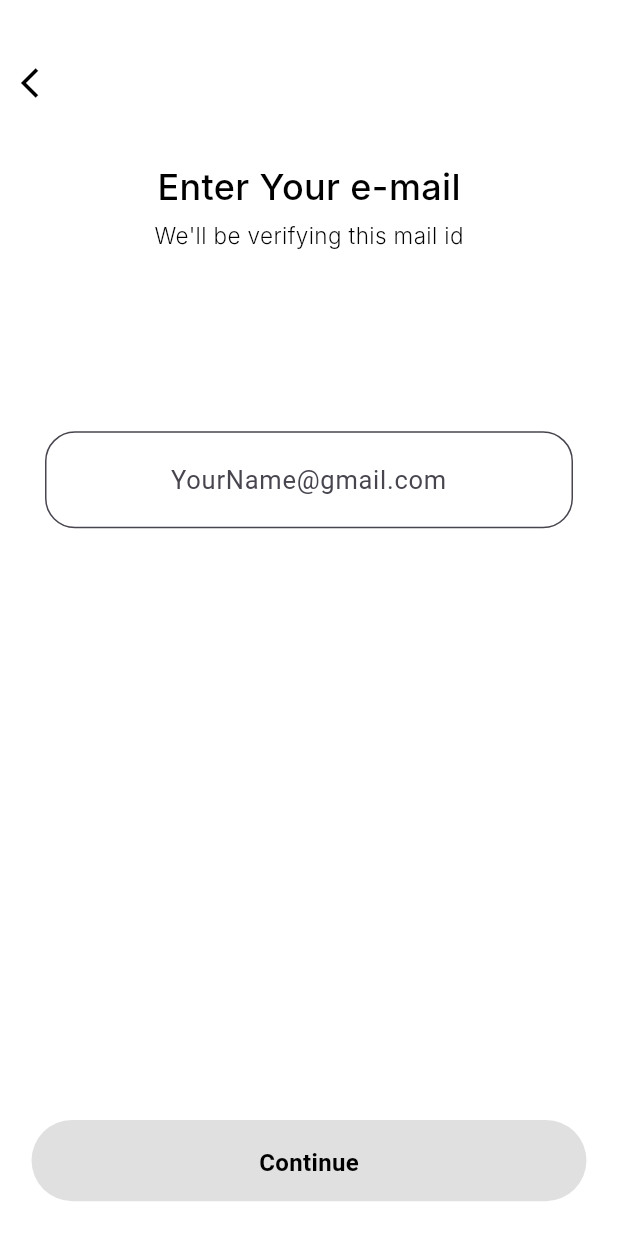
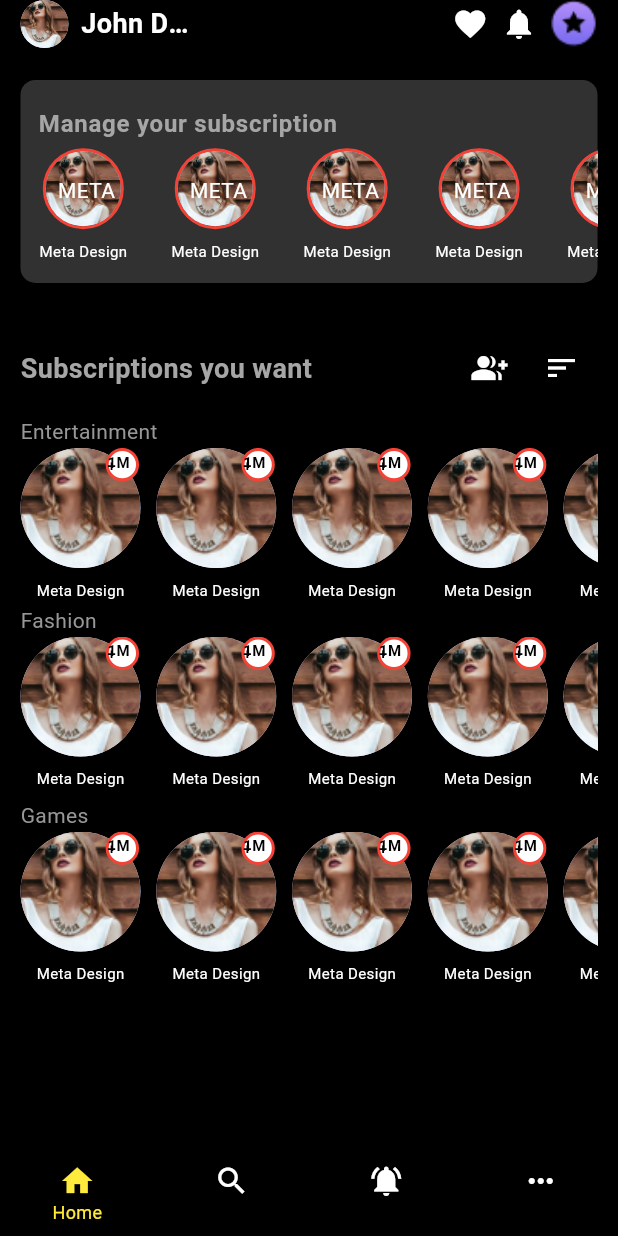
Before and after one commit to rahul-Kumar32/subscription_priv, a Flutter app: the EmailLogin screen opened directly, after a tap on "Choose an account", on a phone screen of 412 x 824 dp. Run offline on Flutter 3.47's test engine with Material 3 defaults, Android fonts, the phone set to English and light mode, and no system bars; our stand-ins replace flutter_screenutil, intl_phone_field, pin_code_text_field; Roboto replaces fonts that are missing (Inria Sans, Inria Serif, Inter).

Commit message:
added pages

```diff
--- a/lib/Screens/emaillogin.dart
+++ b/lib/Screens/emaillogin.dart
@@ -3,6 +3,9 @@ import 'package:flutter/material.dart';
 import 'package:flutter_screenutil/flutter_screenutil.dart';
 import 'package:intl_phone_field/intl_phone_field.dart';
 import 'package:subscription_management/Screens/emailEenter.dart';
+import 'package:subscription_management/Screens/home_screen.dart';
+
+import 'home_navigation.dart';
 
 
 class EmailLogin extends StatefulWidget {
@@ -63,7 +66,7 @@ class _MyHomePageState extends State<EmailLogin> {
                             Navigator.push(
                               context,
                               MaterialPageRoute(
-                                  builder: (context) =>  EmailEnter()),);
+                                  builder: (context) =>  HomePageNavigation()));
                           },
                           child: Text(
                             'Choose an account',
--- /dev/null
+++ b/lib/Screens/history_nav.dart
@@ -0,0 +1,100 @@
+import 'package:flutter/material.dart';
+import 'package:flutter_screenutil/flutter_screenutil.dart';
+
+
+
+class HistoryNav extends StatelessWidget {
+  // Sample data
+  final List<Map<String, String>> items = [
+    {'name': 'Meta Design', 'description': 'Design Studio', 'rupees': '300', 'date': 'July 14 2023'},
+    {'name': 'Zudio', 'description': 'Clothing', 'rupees': '150', 'date': 'July 14 2023'},
+    {'name': 'Snitch', 'description': 'Clothing', 'rupees': '200', 'date': 'July 14 2023'},
+  ];
+
+  @override
+  Widget build(BuildContext context) {
+    return Scaffold(
+      body: SafeArea(
+        child: Padding(
+          padding:  EdgeInsets.symmetric(horizontal: 13.w,vertical: 13.h),
+          child: Column(
+            children: [
+              Row(
+                children: [
+                  CircleAvatar(
+                    backgroundImage: AssetImage('assets/images/back.jpg'),
+                    radius: 16,
+                  ),
+                  SizedBox(width: 8.w),
+                  Container(
+                    width: 75.w,
+                    child: Text(
+                      'John Doe with a Very Long Name',
+                      style: TextStyle(
+                        color: Colors.white,
+                        fontSize: 18,
+                        fontFamily: 'Inria Sans',
+                        fontWeight: FontWeight.w700,
+                        // height: 0.08,
+                      ),
+                      // maxLines: 1,
+                      overflow: TextOverflow.ellipsis,
+                    ),
+                  ),
+                  Spacer(),
+
+
+                  SizedBox(width: 8.w),
+                  Icon(Icons.notifications,color: Colors.white,),                  SizedBox(width: 8.w),
+
+                ],
+              ),
+              SizedBox(height: 34.w,),
+              Expanded(
+                child: ListView.builder(
+                  itemCount: items.length,
+                  itemBuilder: (context, index) {
+                    return buildListTile(items[index]);
+                  },
+                ),
+              ),
+            ],
+          ),
+        ),
+      ),
+    );
+  }
+
+  ListTile buildListTile(Map<String, String> data) {
+    return ListTile(
+      leading: Container(
+        width: 45,
+        height: 45,
+        // color: Colors.black,
+        decoration: BoxDecoration(
+          borderRadius: BorderRadius.circular(10)
+        ),
+        child: Image.asset('assets/images/fashion-mens-fashion-street-style-street-wear 1.png'),
+      ),
+      title: Text(data['name'] ?? '',style: TextStyle(
+        fontSize: 16,
+        color: Colors.white
+      ),),
+      subtitle: Text(data['description'] ?? '',style: TextStyle(
+        color: Color(0xFF7988A3)
+      ),),
+      trailing: Column(
+        crossAxisAlignment: CrossAxisAlignment.end,
+        children: [
+          Text('₹${data['rupees']}',style: TextStyle(
+            color: Color(0xFFE25C5C)
+          ),),
+          Text(data['date'] ?? '', style: TextStyle(
+              color: Color(0xFF7988A3
+              )
+          ),),
+        ],
+      ),
+    );
+  }
+}
--- /dev/null
+++ b/lib/Screens/home_navigation.dart
@@ -0,0 +1,71 @@
+import 'package:flutter/material.dart';
+import 'package:subscription_management/Screens/home_screen.dart';
+
+import 'history_nav.dart';
+
+
+class HomePageNavigation extends StatefulWidget {
+  @override
+  _HomePageState createState() => _HomePageState();
+}
+
+class _HomePageState extends State<HomePageNavigation> {
+  int _selectedIndex = 0;
+  PageController _pageController = PageController();
+  List<String> _tabTexts = ['Home', 'Search', 'Activity', 'More'];
+
+  @override
+  Widget build(BuildContext context) {
+    return Scaffold(
+
+      body: PageView(
+        controller: _pageController,
+        onPageChanged: (index) {
+          setState(() {
+            _selectedIndex = index;
+          });
+        },
+        children: [
+          HomePage(title: 'title'),
+          Center(child: Text('Search Content')),
+          HistoryNav(),
+          Center(child: Text('More Content')),
+        ],
+      ),
+      bottomNavigationBar: BottomNavigationBar(
+        type: BottomNavigationBarType.fixed,
+        backgroundColor: Colors.black,
+        selectedItemColor: Colors.yellow,
+        unselectedItemColor: Colors.white,
+        selectedFontSize: 12,
+        unselectedFontSize: 12,
+        currentIndex: _selectedIndex,
+        onTap: (index) {
+          _pageController.animateToPage(
+            index,
+            duration: Duration(milliseconds: 300),
+            curve: Curves.easeInOut,
+          );
+        },
+        items: [
+          BottomNavigationBarItem(
+            icon: Icon(Icons.home),
+            label: _selectedIndex == 0 ? 'Home' : '',
+          ),
+          BottomNavigationBarItem(
+            icon: Icon(Icons.search),
+            label: _selectedIndex == 1 ? 'Search' : '',
+          ),
+          BottomNavigationBarItem(
+            icon: Icon(Icons.notifications_active),
+            label: _selectedIndex == 2 ? 'Activity' : '',
+          ),
+          BottomNavigationBarItem(
+            icon: Icon(Icons.more_horiz),
+            label: _selectedIndex == 3 ? 'More' : '',
+          ),
+        ],
+      ),
+    );
+  }
+}
--- /dev/null
+++ b/lib/Screens/home_screen.dart
@@ -0,0 +1,355 @@
+// import 'package:e_commerce/home.dart';
+import 'package:flutter/gestures.dart';
+import 'package:flutter/material.dart';
+import 'package:flutter_screenutil/flutter_screenutil.dart';
+import 'package:intl_phone_field/intl_phone_field.dart';
+import 'package:subscription_management/Screens/mobileNumberVerify.dart';
+
+import 'emailEenter.dart';
+
+
+class HomePage extends StatefulWidget {
+  const HomePage({super.key, required this.title});
+  final String title;
+  @override
+  State<HomePage> createState() => _MyHomePageState();
+}
+
+class _MyHomePageState extends State<HomePage> {
+  var syncContacts =false;
+   IconData heart = IconData(0xf442,);
+  List<String> yourImageList = ['assets/images/back.jpg','assets/images/img.png','assets/images/img.png','assets/images/img.png','assets/images/img.png','assets/images/img.png'];
+
+  @override
+  Widget build(BuildContext context) {
+
+    return  Scaffold(
+      backgroundColor: Colors.black,
+      body: SafeArea(
+        child: Padding(
+          padding:  EdgeInsets.symmetric(horizontal: 13.0.w),
+          child: Column(
+            children: [
+              Row(
+                children: [
+                  CircleAvatar(
+                    backgroundImage: AssetImage('assets/images/back.jpg'),
+                    radius: 16,
+                  ),
+                  SizedBox(width: 8.w),
+                  Container(
+                    width: 75.w,
+                    child: Text(
+                      'John Doe with a Very Long Name',
+                      style: TextStyle(
+                        color: Colors.white,
+                        fontSize: 18,
+                        fontFamily: 'Inria Sans',
+                        fontWeight: FontWeight.w700,
+                        // height: 0.08,
+                      ),
+                      // maxLines: 1,
+                      overflow: TextOverflow.ellipsis,
+                    ),
+                  ),
+                  Spacer(),
+                  Icon(Icons.favorite, color: Colors.white),
+
+                  SizedBox(width: 8.w),
+                  Icon(Icons.notifications,color: Colors.white,),
+                  SizedBox(width: 8.w),
+                  CircleAvatar(
+                    backgroundColor: Colors.black,
+                    backgroundImage: AssetImage('assets/images/medal 1.png'),
+                    radius: 16,
+                  ),
+                ],
+              ),
+              SizedBox(height: 22.h,),
+              Container(
+                width: double.infinity,
+                height: 140.h,
+                decoration: ShapeDecoration(
+                  color: Color(0xFF313131),
+                  shape: RoundedRectangleBorder(
+                    borderRadius: BorderRadius.circular(10),
+                  ),
+                ),
+                child: Column(
+                  crossAxisAlignment: CrossAxisAlignment.start,
+                  children: [
+                    SizedBox(height: 30.h,),
+                    Padding(
+                      padding: const EdgeInsets.only(left:12.0),
+                      child: Text(
+                        'Manage your subscription',
+                        style: TextStyle(
+                          color: Color(0xFFA6A6A6),
+                          fontSize: 16,
+                          fontFamily: 'Inria Serif',
+                          fontWeight: FontWeight.w700,
+                          height: 0.09,
+                          letterSpacing: 0.50,
+                        ),
+                      ),
+                    ),
+                    SizedBox(height: 16.h,),
+                    Expanded(
+                      child: ListView.builder(
+                        scrollDirection: Axis.horizontal,
+                        itemCount: yourImageList.length,
+                        itemBuilder: (context, index) {
+                          print(yourImageList.length);
+                          return Row(
+                            children: [
+                              SizedBox(width: 12.w),
+                              Column(
+                                children: [
+                                  Stack(
+                                    children: [
+                                      Container(
+                                        decoration: BoxDecoration(
+                                          shape: BoxShape.circle,
+                                          border: Border.all(
+                                            color: Colors.red,
+                                            width: 2.0,
+                                          ),
+                                        ),
+                                        child: CircleAvatar(
+                                          backgroundImage: AssetImage('assets/images/Screenshot 2023-09-13 at 6.27 1.png'),
+                                          radius: 25,
+                                        ),
+                                      ),
+                                      Positioned(
+                                        bottom: 25,
+                                        left: 10,
+                                        child: Center(
+                                          child:  Text(
+                                            'META',
+                                            textAlign: TextAlign.center,
+                                            style: TextStyle(
+                                              color: Color(0xFFFEFFFF),
+                                              fontSize: 14,
+                                              fontFamily: 'Pridi',
+                                              fontWeight: FontWeight.w400,
+                                              height: 0.09,
+                                            ),
+                                          ),
+                                        ),
+                                      ),
+                                    ],
+                                  )
+                                  ,
+
+                                  SizedBox(height: 15.h,),
+                                  Text(
+                                    'Meta Design',
+                                    style: TextStyle(
+                                      color: Colors.white,
+                                      fontSize: 10,
+                                      fontFamily: 'Inria Sans',
+                                      fontWeight: FontWeight.w400,
+                                      height: 0.15,
+                                    ),
+                                  )                                ],
+                              ),
+                              SizedBox(width: 16.w),  // Adjusted width to leave space between CircleAvatars
+                            ],
+                          );
+                        },
+                      ),
+                    ),
+                  ],
+                ),
+              ),
+              SizedBox(height: 34.h,),
+              Row(
+                children: [
+                  const Text(
+                    'Subscriptions you want',
+                    style: TextStyle(
+                      color: Color(0xFFA6A6A6),
+                      fontSize: 18,
+                      fontFamily: 'Inria Serif',
+                      fontWeight: FontWeight.w700,
+                      height: 0.07,
+                    ),
+                  ),
+                  Spacer(),
+                  IconButton(
+                    icon: Icon(Icons.group_add, color: Colors.white,),  // Icon for sorting
+                    onPressed: () {
+                    },
+                  ),
+                  IconButton(
+                    icon: Icon(Icons.sort_outlined,color: Colors.white,),  // Icon for grouping
+                    onPressed: () {
+                    },
+                  ),
+                ],
+              ),
+              SizedBox(height: 18.h,),
+              Container(
+                height: 130.h,
+                child: Column(
+                  crossAxisAlignment: CrossAxisAlignment.start,
+                  children: [
+                    Text(
+                      'Entertainment',
+                      style: TextStyle(
+                        color: Color(0xFF979797),
+                        fontSize: 14,
+                        fontFamily: 'Inria Sans',
+                        fontWeight: FontWeight.w400,
+                        height: 0.11,
+                      ),
+                    ),
+                    SizedBox(height: 10.h,),
+                    Expanded(
+                      child: ListView.builder(
+                        scrollDirection: Axis.horizontal,
+                        itemCount: yourImageList.length,
+                        itemBuilder: (context, index) {
+                          return Row(
+                            children: [
+                              buildCircleAvatarWithOverlay(yourImageList[index], 'Meta Design'),
+                              SizedBox(width: 10.w),
+                            ],
+                          );
+                        },
+                      ),
+                    ),
+                  ],
+                ),
+              ),
+              // SizedBox(height: 18.h,),
+              Container(
+                height: 130,
+                child: Column(
+                  crossAxisAlignment: CrossAxisAlignment.start,
+                  children: [
+                    Text(
+                      'Fashion',
+                      style: TextStyle(
+                        color: Color(0xFF979797),
+                        fontSize: 14,
+                        fontFamily: 'Inria Sans',
+                        fontWeight: FontWeight.w400,
+                        height: 0.11,
+                      ),
+                    ),
+                    SizedBox(height: 10.h,),
+                    Expanded(
+                      child: ListView.builder(
+                        scrollDirection: Axis.horizontal,
+                        itemCount: yourImageList.length,
+                        itemBuilder: (context, index) {
+                          return Row(
+                            children: [
+                              // SizedBox(width: 12.w),
+                              buildCircleAvatarWithOverlay(yourImageList[index], 'Meta Design'),
+                              SizedBox(width: 10.w),  // Adjusted width to leave space between CircleAvatars
+                            ],
+                          );
+                        },
+                      ),
+                    ),
+                  ],
+                ),
+              ),
+              // SizedBox(height: 18.h,),
+              Expanded(
+                child: Column(
+                  crossAxisAlignment: CrossAxisAlignment.start,
+                  children: [
+                    Text(
+                      'Games',
+                      style: TextStyle(
+                        color: Color(0xFF979797),
+                        fontSize: 14,
+                        fontFamily: 'Inria Sans',
+                        fontWeight: FontWeight.w400,
+                        height: 0.11,
+                      ),
+                    ),
+                    SizedBox(height: 10.h,),
+                    Expanded(
+                      child: ListView.builder(
+                        scrollDirection: Axis.horizontal,
+                        itemCount: yourImageList.length,
+                        itemBuilder: (context, index) {
+                          return Row(
+                            children: [
+                              // SizedBox(width: 12.w),
+                              buildCircleAvatarWithOverlay(yourImageList[index], 'Meta Design'),
+                              SizedBox(width: 10.w),  // Adjusted width to leave space between CircleAvatars
+                            ],
+                          );
+                        },
+                      ),
+                    ),
+                  ],
+                ),
+              )
+            ],
+          ),
+        ),
+      )
+    );
+  }
+}
+
+
+Widget buildCircleAvatarWithOverlay(String imageUrl, String title) {
+  return Column(
+    children: [
+      Stack(
+        children: [
+          CircleAvatar(
+            backgroundImage: AssetImage('assets/images/back.jpg'),
+            radius: 40,
+          ),
+          Positioned(
+            top: 0,
+            right: 0,
+            child: Container(
+              width: 23.w,
+              height: 23.h,
+              decoration: BoxDecoration(
+                shape: BoxShape.circle,
+                color: Colors.white,
+                border: Border.all(
+                  color: Colors.red,
+                  width: 2.0,
+                ),
+              ),
+              child: Center(
+                child: Text(
+                  '1M+',
+                  style: TextStyle(
+                    color: Colors.black,
+                    fontSize: 10,
+                    fontFamily: 'Inria Sans',
+                    fontWeight: FontWeight.w700,
+                    height: 0.15,
+                  ),
+                ),
+              ),
+            ),
+          ),
+        ],
+      ),
+      SizedBox(height: 15.h),
+      Text(
+        title,
+        style: TextStyle(
+          color: Colors.white,
+          fontSize: 10,
+          fontFamily: 'Inria Sans',
+          fontWeight: FontWeight.w400,
+          height: 0.15,
+        ),
+      ),
+    ],
+  );
+}
--- a/pubspec.yaml
+++ b/pubspec.yaml
@@ -75,6 +75,8 @@ flutter:
   uses-material-design: true
   assets:
     - assets/images/
+    - assets/images/Screenshot 2023-09-13 at 6.27 1.png
+
   # To add assets to your application, add an assets section, like this:
   # assets:
   #   - images/a_dot_burr.jpeg
```
Also changed, not shown: assets/images/Screenshot 2023-09-13 at 6.27 1.png (added), assets/images/back.jpg (added), assets/images/backgroundavatarimage.jpg (added), assets/images/heart.png (added), assets/images/medal 1.png (added), assets/images/sortOptions.png (added).
